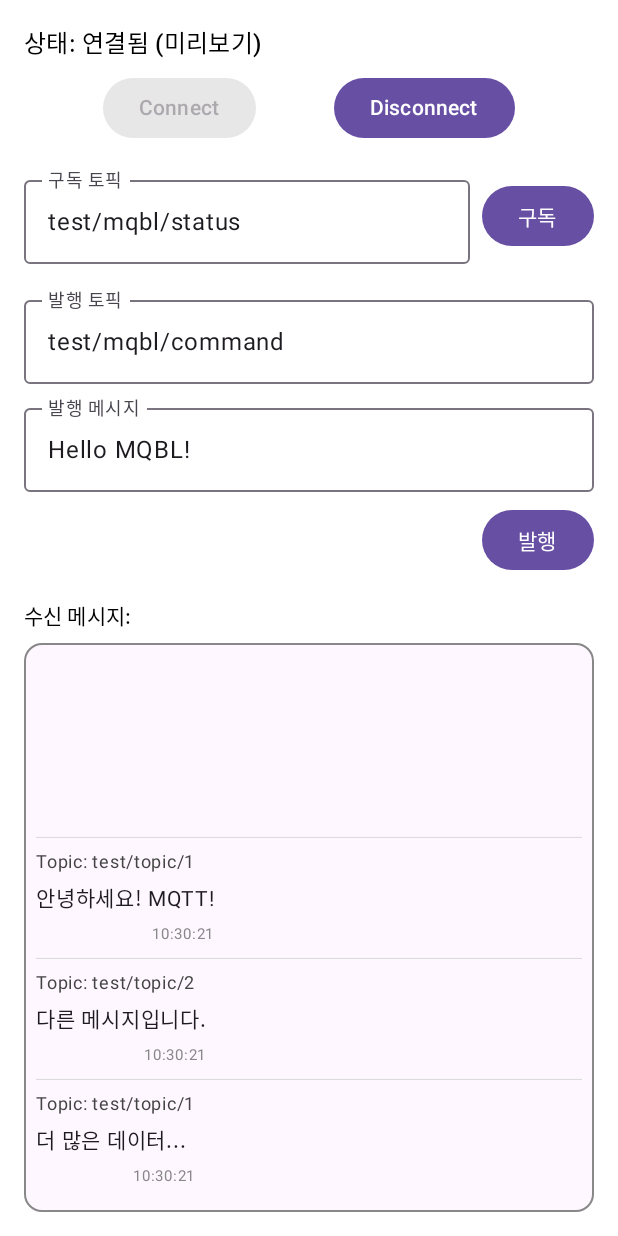
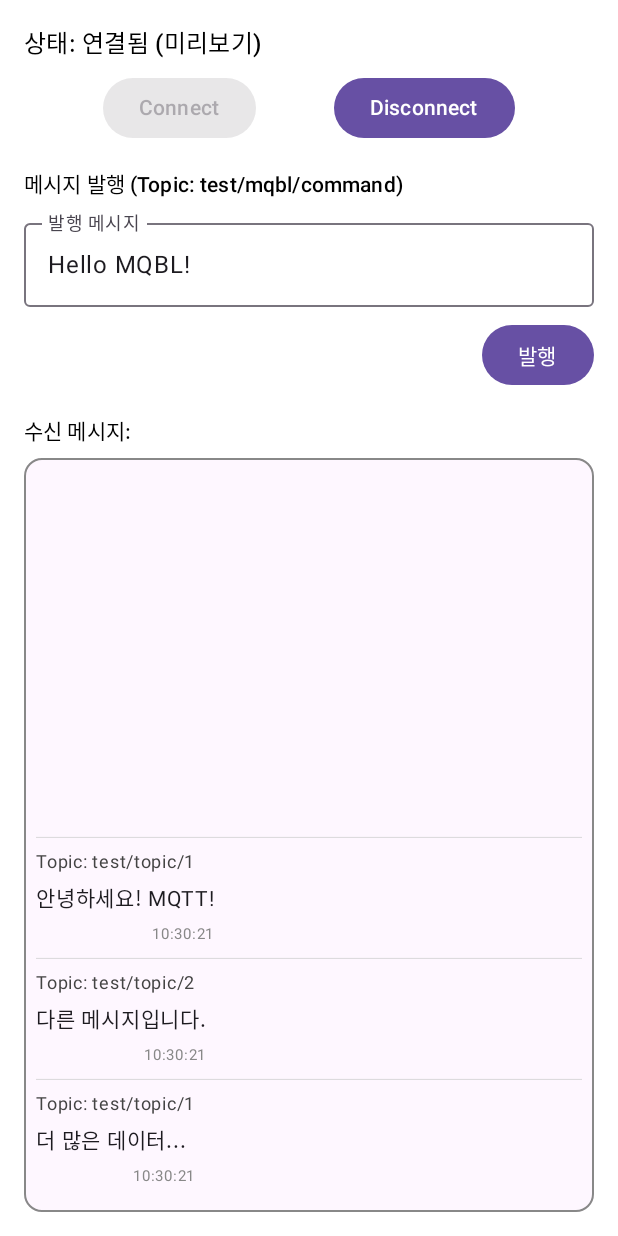
Before and after one commit to enenalenen/MQBL, an Android app built with Jetpack Compose: the @Preview function MqttScreenPreview, on a phone screen of 412 x 824 dp. Run offline under Robolectric (Android 15) with nearby library versions, the phone set to English and light mode, and no system bars; libraries missing offline, so code that uses them is left out: info.mqtt.android, org.eclipse.paho.

Commit message:
MQTT 토픽 자동화

```diff
--- a/app/src/main/java/com/example/mqbl/MainActivity.kt
+++ b/app/src/main/java/com/example/mqbl/MainActivity.kt
@@ -166,7 +166,6 @@ fun MainAppNavigation(requestPermissions: (Array<String>) -> Unit) {
                 )
             }
             composable(Screen.Mqtt.route) {
-                // ... (MQTT 화면 설정은 동일) ...
                 val mqttViewModel: MqttViewModel = viewModel()
                 val uiState by mqttViewModel.uiState.collectAsStateWithLifecycle()
                 val receivedMessages by mqttViewModel.receivedMessages.collectAsStateWithLifecycle()
@@ -176,7 +175,6 @@ fun MainAppNavigation(requestPermissions: (Array<String>) -> Unit) {
                     receivedMessages = receivedMessages,
                     onConnect = mqttViewModel::connect,
                     onDisconnect = mqttViewModel::disconnect,
-                    onSubscribe = mqttViewModel::subscribe,
                     onPublish = mqttViewModel::publish
                 )
             }
--- a/app/src/main/java/com/example/mqbl/ui/mqtt/MqttScreen.kt
+++ b/app/src/main/java/com/example/mqbl/ui/mqtt/MqttScreen.kt
@@ -33,12 +33,9 @@ fun MqttScreen(
     // State Hoisting: ViewModel로 전달할 사용자 액션 콜백 함수들
     onConnect: () -> Unit,
     onDisconnect: () -> Unit,
-    onSubscribe: (topic: String) -> Unit,
-    onPublish: (topic: String, payload: String) -> Unit
+    onPublish: (payload: String) -> Unit
 ) {
     // --- UI 내부에서 사용하는 상태 (TextField 입력 값 등) ---
-    var subscribeTopic by remember { mutableStateOf("test/mqbl/status") } // 구독 토픽 기본값
-    var publishTopic by remember { mutableStateOf("test/mqbl/command") }   // 발행 토픽 기본값
     var publishMessage by remember { mutableStateOf("Hello MQBL!") } // 발행 메시지 기본값
     val listState = rememberLazyListState() // 메시지 목록 스크롤 상태
 
@@ -82,49 +79,28 @@ fun MqttScreen(
 
         Spacer(modifier = Modifier.height(16.dp))
 
-        // 구독 영역
-        Row(verticalAlignment = Alignment.CenterVertically) {
-            OutlinedTextField(
-                value = subscribeTopic,
-                onValueChange = { subscribeTopic = it },
-                label = { Text("구독 토픽") }, // 한글 라벨 예시
-                modifier = Modifier.weight(1f), // 남은 너비 채우기
-                singleLine = true,
-                enabled = uiState.isConnected // 연결 상태일 때만 활성화
-            )
-            Spacer(modifier = Modifier.width(8.dp))
-            Button(onClick = { onSubscribe(subscribeTopic) }, enabled = uiState.isConnected) {
-                Text("구독") // 한글 버튼 텍스트 예시
-            }
-        }
-
-        Spacer(modifier = Modifier.height(16.dp))
-
         // 발행 영역
-        OutlinedTextField(
-            value = publishTopic,
-            onValueChange = { publishTopic = it },
-            label = { Text("발행 토픽") },
-            modifier = Modifier.fillMaxWidth(),
-            singleLine = true,
-            enabled = uiState.isConnected // 연결 상태일 때만 활성화
-        )
+        // 고정된 발행 토픽 표시 (선택 사항)
+        Text("메시지 발행 (Topic: $MQTT_PUBLISH_TOPIC)", style = MaterialTheme.typography.titleSmall)
         Spacer(modifier = Modifier.height(8.dp))
-        OutlinedTextField(
+        // 발행 토픽 입력 필드 제거됨
+        OutlinedTextField( // 메시지 입력 필드는 유지
             value = publishMessage,
             onValueChange = { publishMessage = it },
             label = { Text("발행 메시지") },
             modifier = Modifier.fillMaxWidth(),
-            enabled = uiState.isConnected // 연결 상태일 때만 활성화
+            enabled = uiState.isConnected
         )
         Spacer(modifier = Modifier.height(8.dp))
         Button(
-            onClick = { onPublish(publishTopic, publishMessage) },
+            // 수정된 onPublish 콜백 호출 (payload만 전달)
+            onClick = { onPublish(publishMessage) },
             enabled = uiState.isConnected,
-            modifier = Modifier.align(Alignment.End) // 버튼 오른쪽 정렬
+            modifier = Modifier.align(Alignment.End)
         ) {
             Text("발행")
         }
+        // --- 발행 영역 수정 끝 ---
 
         Spacer(modifier = Modifier.height(16.dp))
 
@@ -202,8 +178,7 @@ fun MqttScreenPreview() {
             receivedMessages = previewMessages,
             onConnect = {},
             onDisconnect = {},
-            onSubscribe = {},
-            onPublish = { _, _ -> } // 파라미터 2개 받는 람다
+            onPublish = { /* payload -> */ } // 수정된 시그니처 반영
         )
     }
 }
```
Also changed, not shown: app/src/main/java/com/example/mqbl/ui/mqtt/MqttViewModel.kt (+22 -24 lines).
